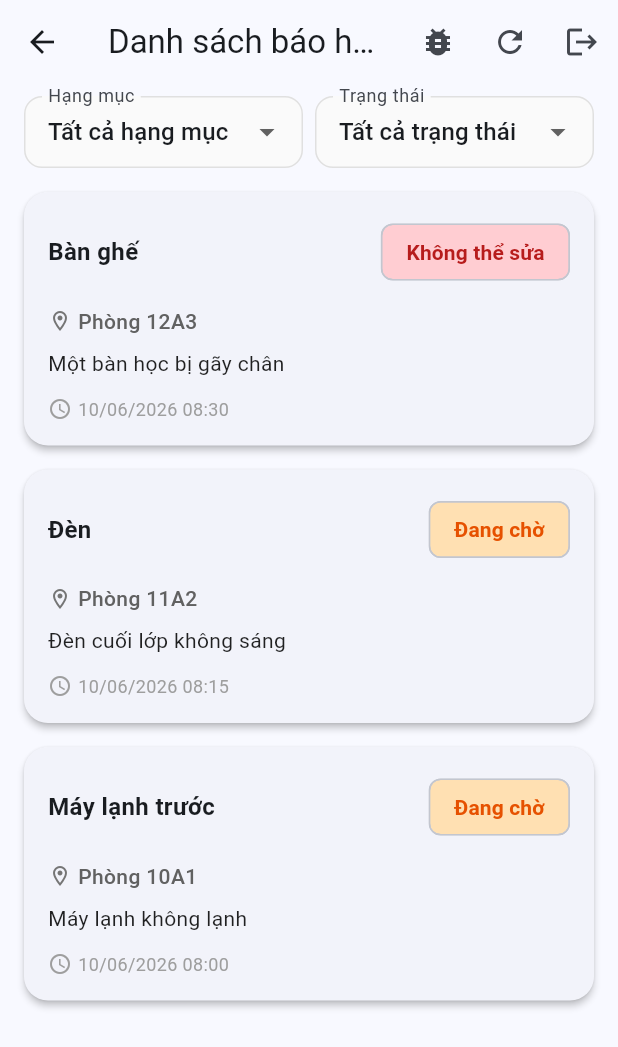
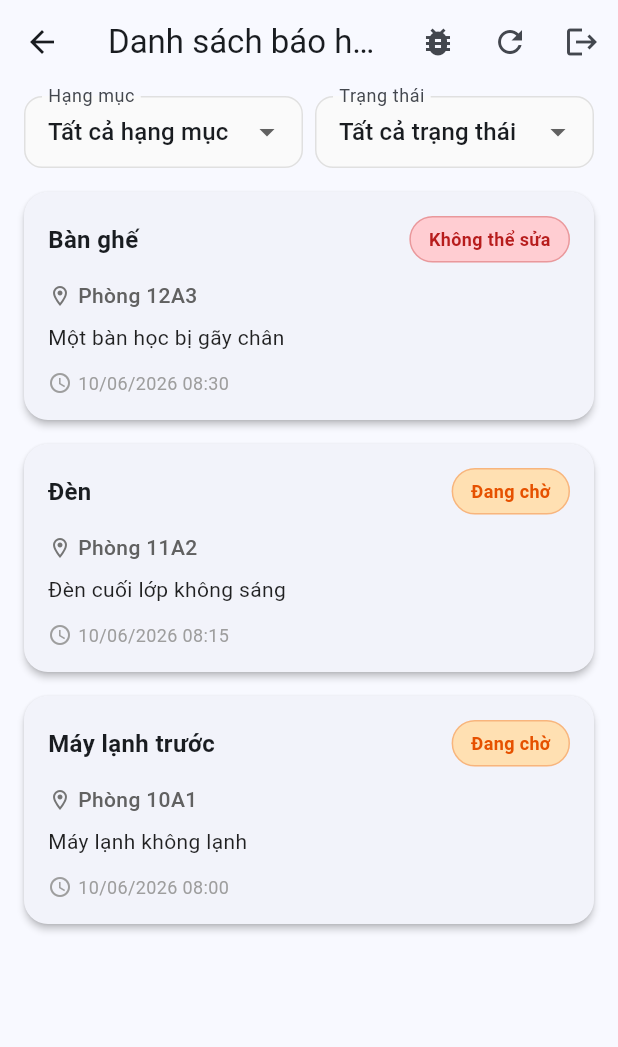
Before and after one commit to MinhSimpRaiden/FacilityReportApp, a Flutter app: the ReportListScreen screen opened directly, on a phone screen of 412 x 824 dp. Shown: the top 1047 px of the screen. Run offline on Flutter 3.47's test engine with Material 3 defaults, Android fonts, the phone set to English and light mode, and no system bars; our stand-ins replace cloud_firestore, firebase_core, firebase_messaging, flutter_local_notifications, shared_preferences; accounts and stored records are empty; network calls fail; statements that could not run were skipped.

Commit message:
UI: Refine status chip appearance with rounded container

```diff
--- a/lib/widgets/status_chip.dart
+++ b/lib/widgets/status_chip.dart
@@ -11,12 +11,20 @@ class StatusChip extends StatelessWidget {
   Widget build(BuildContext context) {
     final colors = _colorsForStatus(status);
 
-    return Chip(
-      label: Text(status.label),
-      backgroundColor: colors.background,
-      labelStyle: TextStyle(
-        color: colors.foreground,
-        fontWeight: FontWeight.w600,
+    return Container(
+      padding: const EdgeInsets.symmetric(horizontal: 12, vertical: 6),
+      decoration: BoxDecoration(
+        color: colors.background,
+        borderRadius: BorderRadius.circular(20),
+        border: Border.all(color: colors.foreground.withValues(alpha: 0.3)),
+      ),
+      child: Text(
+        status.label,
+        style: TextStyle(
+          color: colors.foreground,
+          fontWeight: FontWeight.bold,
+          fontSize: 12,
+        ),
       ),
     );
   }
```
